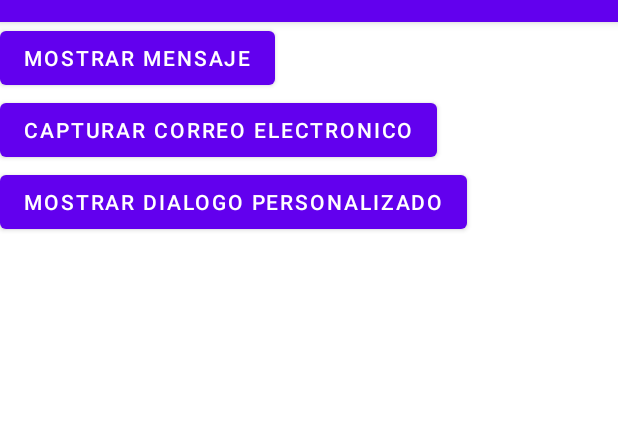
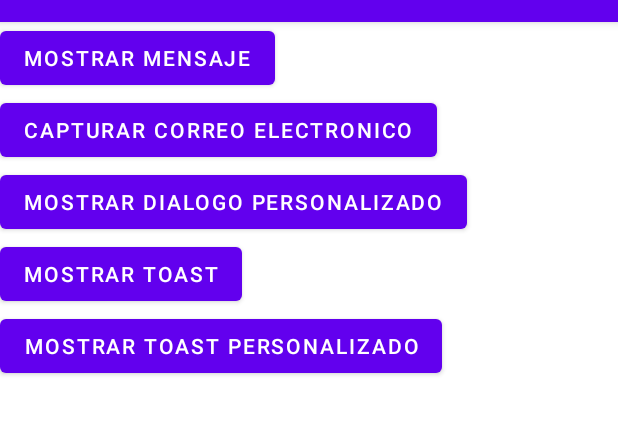
Before and after one commit to Fernandoav301/practica_dialogos, an Android app: the screen it shows after launch (MainActivity), on a phone screen of 412 x 824 dp, the part 62-497 px from its top. Run offline under Robolectric (Android 15) with nearby library versions, the phone set to English and light mode, and no system bars.

Commit message:
TOAST PERSONALIZADO

```diff
--- a/app/src/main/java/com/example/preactica_dialogos/MainActivity.java
+++ b/app/src/main/java/com/example/preactica_dialogos/MainActivity.java
@@ -6,13 +6,14 @@ import androidx.appcompat.app.AppCompatActivity;
 import android.content.DialogInterface;
 import android.os.Bundle;
 import android.view.Gravity;
+import android.view.LayoutInflater;
 import android.view.View;
 import android.widget.Button;
 import android.widget.EditText;
 import android.widget.Toast;
 
 public class MainActivity extends AppCompatActivity {
-    Button mostrar, cap_correo, mostrar_personalizado;
+    Button mostrar, cap_correo, mostrar_personalizado, mostrar_toast, mostrar_toastp;
     private Boolean visto;
 
     @Override
@@ -22,6 +23,8 @@ public class MainActivity extends AppCompatActivity {
         mostrar=(Button)findViewById(R.id.ver_mensaje);
         cap_correo=(Button)findViewById(R.id.capturar_correo);
         mostrar_personalizado=(Button)findViewById(R.id.ver_mensaje_personalizado);
+        mostrar_toast=(Button)findViewById(R.id.ver_toast);
+        mostrar_toastp=(Button)findViewById(R.id.ver_toastp);
 
         visto=false;
 
@@ -45,7 +48,25 @@ public class MainActivity extends AppCompatActivity {
                 mostrarDialogoPersonalizado();
             }
         });
+        mostrar_toast.setOnClickListener(new View.OnClickListener() {
+            @Override
+            public void onClick(View v) {
+                VerToast();
+            }
+        });
+        mostrar_toastp.setOnClickListener(new View.OnClickListener() {
+            @Override
+            public void onClick(View v) {
+                mostrarToastPersonalizada();
+            }
+        });
         }
+
+        private void VerToast(){
+           Toast.makeText(getApplicationContext(), "Este es un simple mensaje", Toast.LENGTH_LONG).show();
+        }
+
+
 
         private void mostrarDialogoPersonalizado() {
                AlertDialog.Builder alert = new AlertDialog.Builder( MainActivity.this);
@@ -61,7 +82,7 @@ public class MainActivity extends AppCompatActivity {
                    public void onClick(DialogInterface dialog, int which) {
                        String name = nombre.getText().toString();
                        String email = mail.getText().toString();
-                       mostrarToast();
+                       //mostrarToast();
                        //Toast.makeText(getApplicationContext(), "Seguardo: "+name+email,Toast.LENGTH_LONG).show();
                    }
 
@@ -70,10 +91,14 @@ public class MainActivity extends AppCompatActivity {
                dialog.show();
         }
 
-        private void mostrarToast() {
+        private void mostrarToastPersonalizada() {
         Toast toast= new Toast(this);
         toast.setDuration(Toast.LENGTH_LONG);
         toast.setGravity(Gravity.CENTER, 0, 50);
+        LayoutInflater inflater = getLayoutInflater();
+        View view = inflater.inflate(R.layout.toast_loyaut, null);
+        toast.setView(view);
+        toast.show();
 
         }
 
--- a/app/src/main/res/layout/activity_main.xml
+++ b/app/src/main/res/layout/activity_main.xml
@@ -31,6 +31,18 @@
             android:layout_height="wrap_content"
             android:text="@string/bt_dialogo3"
             />
+        <Button
+            android:id="@+id/ver_toast"
+            android:layout_width="wrap_content"
+            android:layout_height="wrap_content"
+            android:text="@string/bt_dialogo4"
+            />
+        <Button
+            android:id="@+id/ver_toastp"
+            android:layout_width="wrap_content"
+            android:layout_height="wrap_content"
+            android:text="@string/bt_dialogo5"
+            />
 
     </LinearLayout>
 
--- a/app/src/main/res/values/strings.xml
+++ b/app/src/main/res/values/strings.xml
@@ -8,6 +8,9 @@
     <string name="bt_dialogo">Mostrar Mensaje</string>
     <string name="bt_dialogo2">Capturar correo electronico</string>
     <string name="bt_dialogo3">Mostrar dialogo personalizado</string>
+    <string name="bt_dialogo4">Mostrar Toast</string>
+    <string name="bt_dialogo5">Mostrar Toast personalizado</string>
+
 
 
 
```
Also changed, not shown: app/src/main/res/layout/toast_loyaut.xml (added, +29 -0 lines), 1 other file.
